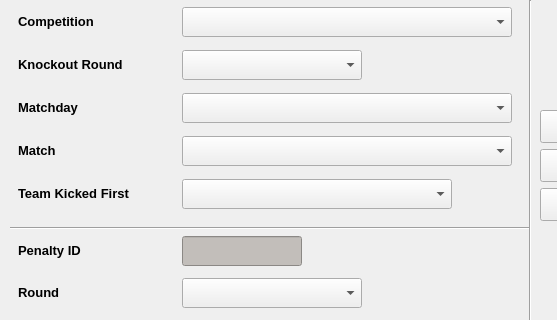
Old version of the form code/pyqt/gui/penshootout_entry.ui in the repository soccermetrics/marcotti-desktop; both pictures show x 0 to 557 and y 0 to 320 of the 640 by 500 pixel window.
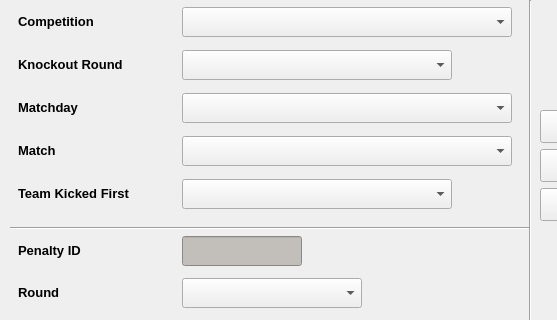
New version of the form. Icons and pictures are not drawn.

Commit message: Lengthened Knockout Round widget in Penalty Shootouts UI (Closed #73)

Diff of the .ui file:
```diff
--- a/code/pyqt/gui/penshootout_entry.ui
+++ b/code/pyqt/gui/penshootout_entry.ui
@@ -524,7 +524,7 @@
     </item>
    </layout>
   </widget>
-  <widget class="QWidget" name="">
+  <widget class="QWidget" name="layoutWidget">
    <property name="geometry">
     <rect>
      <x>10</x>
@@ -603,13 +603,13 @@
      <widget class="QComboBox" name="koRoundSelect">
       <property name="minimumSize">
        <size>
-        <width>180</width>
+        <width>270</width>
         <height>30</height>
        </size>
       </property>
       <property name="maximumSize">
        <size>
-        <width>180</width>
+        <width>270</width>
         <height>30</height>
        </size>
       </property>
```
The commit also changes 1 other file.
